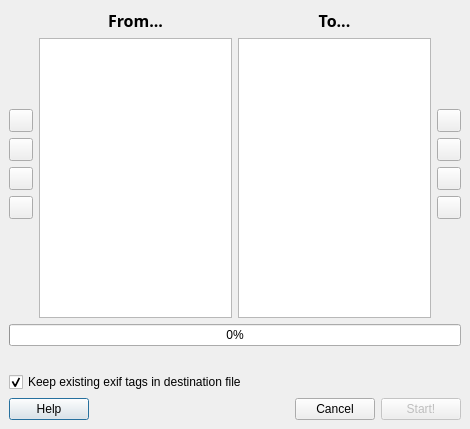
First picture: the form in forms/transplantexifdialog.ui, repository LuminanceHDR/LuminanceHDR, before the edit.
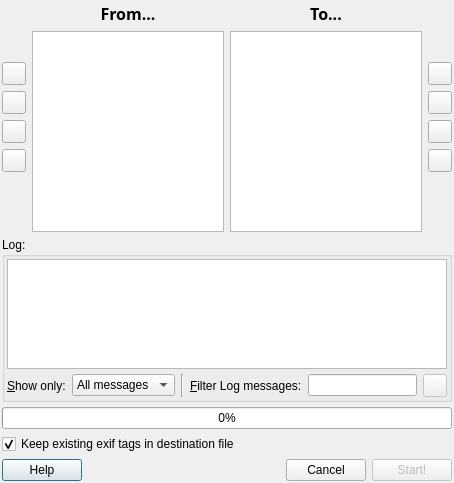
Second picture: the form after the edit. Icons and pictures are not drawn.

Commit message: * small bugs & typos. * added custom size result * fattal: added checkbox to enable "old" (pre 1.8.4) behaviour * fattal: added noise reduction patch (pfstmo 1.1) * reinhard04: renamed to reinhard05 (following pfstmo's rename) * reinhard04: synched with pfstmo 1.1 (chromatic & light adaptation) * exif copy tool: added log, cleaned the code (more robust). * saving hdr before tone mapping is not required anymore * gamma and levels: fixed bug: changing the numerical value is the same as dragging the triangles. * qtpfsgui version in exif data.

```diff
--- a/forms/transplantexifdialog.ui
+++ b/forms/transplantexifdialog.ui
@@ -6,8 +6,8 @@
    <rect>
     <x>0</x>
     <y>0</y>
-    <width>470</width>
-    <height>429</height>
+    <width>454</width>
+    <height>483</height>
    </rect>
   </property>
   <property name="windowTitle" >
@@ -18,10 +18,10 @@
   </property>
   <layout class="QVBoxLayout" >
    <property name="margin" >
-    <number>9</number>
+    <number>2</number>
    </property>
    <property name="spacing" >
-    <number>6</number>
+    <number>5</number>
    </property>
    <item>
     <layout class="QHBoxLayout" >
@@ -275,6 +275,124 @@
      </item>
     </layout>
    </item>
+   <item>
+    <widget class="QGroupBox" name="groupBox" >
+     <property name="title" >
+      <string>Log:</string>
+     </property>
+     <layout class="QVBoxLayout" >
+      <property name="margin" >
+       <number>2</number>
+      </property>
+      <property name="spacing" >
+       <number>5</number>
+      </property>
+      <item>
+       <widget class="QListView" name="Log_Widget" >
+        <property name="sizePolicy" >
+         <sizepolicy>
+          <hsizetype>5</hsizetype>
+          <vsizetype>5</vsizetype>
+          <horstretch>0</horstretch>
+          <verstretch>0</verstretch>
+         </sizepolicy>
+        </property>
+        <property name="maximumSize" >
+         <size>
+          <width>16777215</width>
+          <height>110</height>
+         </size>
+        </property>
+        <property name="toolTip" >
+         <string>Exif operations report.</string>
+        </property>
+        <property name="editTriggers" >
+         <set>QAbstractItemView::NoEditTriggers</set>
+        </property>
+        <property name="selectionMode" >
+         <enum>QAbstractItemView::ContiguousSelection</enum>
+        </property>
+        <property name="resizeMode" >
+         <enum>QListView::Adjust</enum>
+        </property>
+        <property name="wordWrap" >
+         <bool>true</bool>
+        </property>
+       </widget>
+      </item>
+      <item>
+       <layout class="QHBoxLayout" >
+        <property name="margin" >
+         <number>0</number>
+        </property>
+        <property name="spacing" >
+         <number>6</number>
+        </property>
+        <item>
+         <widget class="QLabel" name="filterLabel1" >
+          <property name="text" >
+           <string>&amp;Show only:</string>
+          </property>
+          <property name="buddy" >
+           <cstring>filterComboBox</cstring>
+          </property>
+         </widget>
+        </item>
+        <item>
+         <widget class="QComboBox" name="filterComboBox" >
+          <property name="toolTip" >
+           <string>Filter messages based on severity.</string>
+          </property>
+          <item>
+           <property name="text" >
+            <string>All messages</string>
+           </property>
+          </item>
+          <item>
+           <property name="text" >
+            <string>Errors only</string>
+           </property>
+          </item>
+         </widget>
+        </item>
+        <item>
+         <widget class="Line" name="line" >
+          <property name="orientation" >
+           <enum>Qt::Vertical</enum>
+          </property>
+         </widget>
+        </item>
+        <item>
+         <widget class="QLabel" name="filterLabel2" >
+          <property name="text" >
+           <string>&amp;Filter Log messages:</string>
+          </property>
+          <property name="buddy" >
+           <cstring>filterLineEdit</cstring>
+          </property>
+         </widget>
+        </item>
+        <item>
+         <widget class="QLineEdit" name="filterLineEdit" />
+        </item>
+        <item>
+         <widget class="QToolButton" name="clearTextToolButton" >
+          <property name="enabled" >
+           <bool>false</bool>
+          </property>
+          <property name="toolTip" >
+           <string>Clear filter text</string>
+          </property>
+          <property name="icon" >
+           <iconset resource="../icons.qrc" >:/new/prefix1/images/fileclose.png</iconset>
+          </property>
+         </widget>
+        </item>
+       </layout>
+      </item>
+     </layout>
+    </widget>
+   </item>
    <item>
     <widget class="QProgressBar" name="progressBar" >
      <property name="value" >
@@ -288,13 +406,6 @@
      </property>
     </widget>
    </item>
-   <item>
-    <widget class="QLabel" name="Done_label" >
-     <property name="text" >
-      <string/>
-     </property>
-    </widget>
-   </item>
    <item>
     <widget class="QCheckBox" name="checkBox_dont_overwrite" >
      <property name="text" >
```
Left out of the diff: 20 changed lines with no effect on the pictures. The commit also changes 25 other files.
